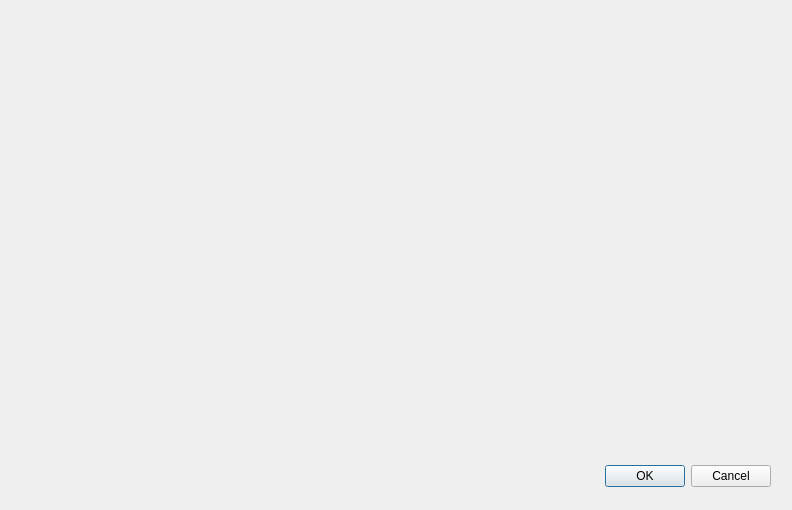
Above: app/annotation/calculate/AddCalculatedAnnotationDialog.ui from praaline/Praaline before the change. Below: the same form after it.
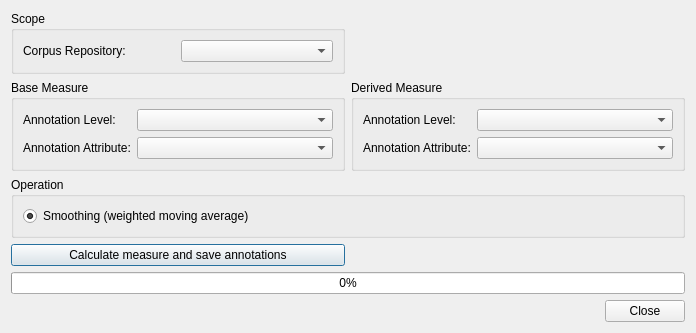
That is the form after the change.

Commit message: Calculated annotations

```diff
--- a/app/annotation/calculate/AddCalculatedAnnotationDialog.ui
+++ b/app/annotation/calculate/AddCalculatedAnnotationDialog.ui
@@ -6,29 +6,183 @@
    <rect>
     <x>0</x>
     <y>0</y>
-    <width>792</width>
-    <height>510</height>
+    <width>696</width>
+    <height>331</height>
    </rect>
   </property>
   <property name="windowTitle">
    <string>Dialog</string>
   </property>
-  <widget class="QDialogButtonBox" name="buttonBox">
-   <property name="geometry">
-    <rect>
-     <x>430</x>
-     <y>460</y>
-     <width>341</width>
-     <height>32</height>
-    </rect>
-   </property>
-   <property name="orientation">
-    <enum>Qt::Horizontal</enum>
-   </property>
-   <property name="standardButtons">
-    <set>QDialogButtonBox::Cancel|QDialogButtonBox::Ok</set>
-   </property>
-  </widget>
+  <layout class="QGridLayout" name="gridLayout_5">
+   <item row="0" column="0">
+    <widget class="QGroupBox" name="groupBoxScope">
+     <property name="title">
+      <string>Scope</string>
+     </property>
+     <layout class="QGridLayout" name="gridLayout_2">
+      <item row="0" column="0">
+       <widget class="QLabel" name="labelRepository">
+        <property name="sizePolicy">
+         <sizepolicy hsizetype="Minimum" vsizetype="Preferred">
+          <horstretch>0</horstretch>
+          <verstretch>0</verstretch>
+         </sizepolicy>
+        </property>
+        <property name="text">
+         <string>Corpus Repository:</string>
+        </property>
+       </widget>
+      </item>
+      <item row="0" column="1">
+       <widget class="QComboBox" name="comboBoxRepository"/>
+      </item>
+     </layout>
+     <zorder>comboBoxRepository</zorder>
+     <zorder>labelRepository</zorder>
+    </widget>
+   </item>
+   <item row="1" column="0">
+    <widget class="QGroupBox" name="groupBoxBaseMeasure">
+     <property name="title">
+      <string>Base Measure</string>
+     </property>
+     <layout class="QGridLayout" name="gridLayout">
+      <item row="0" column="0">
+       <widget class="QLabel" name="labelAnnotationLevelBase">
+        <property name="text">
+         <string>Annotation Level:</string>
+        </property>
+       </widget>
+      </item>
+      <item row="0" column="1">
+       <widget class="QComboBox" name="comboBoxAnnotationLevelBase">
+        <property name="sizePolicy">
+         <sizepolicy hsizetype="Expanding" vsizetype="Fixed">
+          <horstretch>0</horstretch>
+          <verstretch>0</verstretch>
+         </sizepolicy>
+        </property>
+       </widget>
+      </item>
+      <item row="1" column="0">
+       <widget class="QLabel" name="labelAnnotationAttributeBase">
+        <property name="sizePolicy">
+         <sizepolicy hsizetype="Preferred" vsizetype="Preferred">
+          <horstretch>0</horstretch>
+          <verstretch>0</verstretch>
+         </sizepolicy>
+        </property>
+        <property name="text">
+         <string>Annotation Attribute:</string>
+        </property>
+       </widget>
+      </item>
+      <item row="1" column="1">
+       <widget class="QComboBox" name="comboBoxAnnotationAttributeBase">
+        <property name="sizePolicy">
+         <sizepolicy hsizetype="Expanding" vsizetype="Fixed">
+          <horstretch>0</horstretch>
+          <verstretch>0</verstretch>
+         </sizepolicy>
+        </property>
+       </widget>
+      </item>
+     </layout>
+    </widget>
+   </item>
+   <item row="1" column="1">
+    <widget class="QGroupBox" name="groupBoxDerivedMeasure">
+     <property name="title">
+      <string>Derived Measure</string>
+     </property>
+     <layout class="QGridLayout" name="gridLayout_3">
+      <item row="0" column="0">
+       <widget class="QLabel" name="labelAnnotationLevelDerived">
+        <property name="text">
+         <string>Annotation Level:</string>
+        </property>
+       </widget>
+      </item>
+      <item row="0" column="1">
+       <widget class="QComboBox" name="comboBoxAnnotationLevelDerived">
+        <property name="sizePolicy">
+         <sizepolicy hsizetype="Expanding" vsizetype="Fixed">
+          <horstretch>0</horstretch>
+          <verstretch>0</verstretch>
+         </sizepolicy>
+        </property>
+       </widget>
+      </item>
+      <item row="1" column="0">
+       <widget class="QLabel" name="labelAnnotationAttributeDerived">
+        <property name="sizePolicy">
+         <sizepolicy hsizetype="Preferred" vsizetype="Preferred">
+          <horstretch>0</horstretch>
+          <verstretch>0</verstretch>
+         </sizepolicy>
+        </property>
+        <property name="text">
+         <string>Annotation Attribute:</string>
+        </property>
+       </widget>
+      </item>
+      <item row="1" column="1">
+       <widget class="QComboBox" name="comboBoxAnnotationAttributeDerived">
+        <property name="sizePolicy">
+         <sizepolicy hsizetype="Expanding" vsizetype="Fixed">
+          <horstretch>0</horstretch>
+          <verstretch>0</verstretch>
+         </sizepolicy>
+        </property>
+       </widget>
+      </item>
+     </layout>
+    </widget>
+   </item>
+   <item row="2" column="0" colspan="2">
+    <widget class="QGroupBox" name="groupBoxOperation">
+     <property name="title">
+      <string>Operation</string>
+     </property>
+     <layout class="QGridLayout" name="gridLayout_4">
+      <item row="0" column="0">
+       <widget class="QRadioButton" name="optionSmoothing">
+        <property name="text">
+         <string>Smoothing (weighted moving average)</string>
+        </property>
+        <property name="checked">
+         <bool>true</bool>
+        </property>
+       </widget>
+      </item>
+     </layout>
+    </widget>
+   </item>
+   <item row="3" column="0">
+    <widget class="QPushButton" name="commandApply">
+     <property name="text">
+      <string>Calculate measure and save annotations</string>
+     </property>
+    </widget>
+   </item>
+   <item row="4" column="0" colspan="2">
+    <widget class="QProgressBar" name="progressBar">
+     <property name="value">
+      <number>0</number>
+     </property>
+    </widget>
+   </item>
+   <item row="5" column="1">
+    <widget class="QDialogButtonBox" name="buttonBox">
+     <property name="orientation">
+      <enum>Qt::Horizontal</enum>
+     </property>
+     <property name="standardButtons">
+      <set>QDialogButtonBox::Close</set>
+     </property>
+    </widget>
+   </item>
+  </layout>
  </widget>
  <resources/>
  <connections>
```
Left out of the diff: 46 changed lines with no effect on the pictures. The commit also changes 11 other files.
